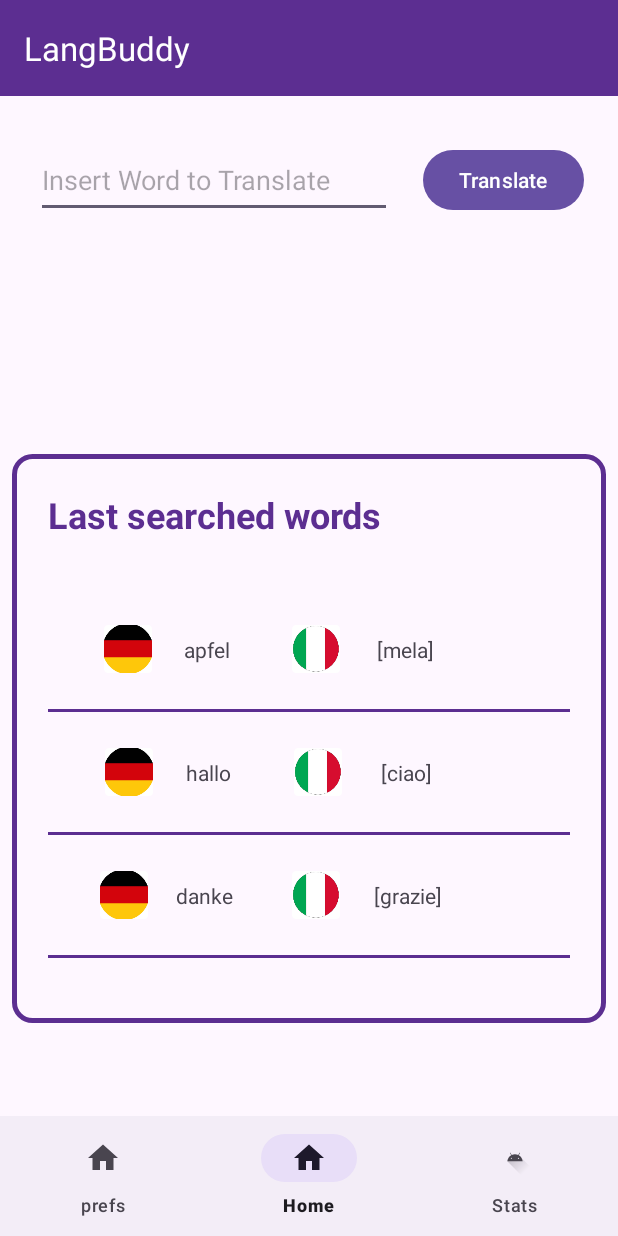
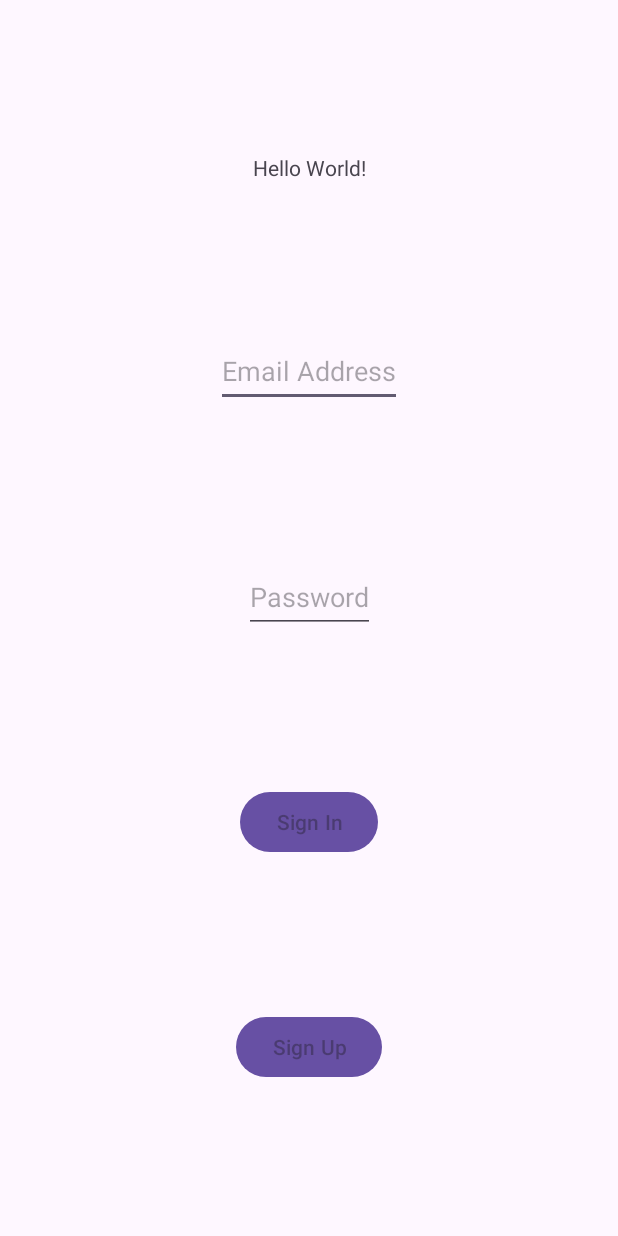
Before and after one commit to GiusCat/LangSupport, an Android app: the screen it shows after launch (MainActivity before the commit, LoginActivity after it), on a phone screen of 412 x 824 dp. Run offline under Robolectric (Android 15) with nearby library versions, the phone set to English and light mode, and no system bars; our stand-ins replace Firebase (no records; nobody signed in at launch, a user with empty details on screens opened directly), navigation-ui; libraries missing offline, so code that uses them is left out: com.google.mlkit.common, com.google.mlkit.nl; 6 statements that could not run were skipped.

Commit message:
Fixed MainActivity launch loop, class rename
MainActivity would launch itself instead of LoginActivity if the user was not logged, now fixed

```diff
--- a/app/src/main/java/org/progmob/langsupport/LoginActivity.kt
+++ b/app/src/main/java/org/progmob/langsupport/LoginActivity.kt
@@ -18,7 +18,7 @@ class LoginActivity : AppCompatActivity() {
         setContentView(binding.root)
 
         viewModel.currUser.observe(this) {
-            if(viewModel.isUserSignedIn()) {
+            if(it != null) {
                 val intent = Intent(this, MainActivity::class.java)
                 intent.addFlags(Intent.FLAG_ACTIVITY_CLEAR_TASK or Intent.FLAG_ACTIVITY_NEW_TASK)
                 startActivity(intent)
--- a/app/src/main/java/org/progmob/langsupport/MainActivity.kt
+++ b/app/src/main/java/org/progmob/langsupport/MainActivity.kt
@@ -52,7 +52,7 @@ class MainActivity : AppCompatActivity() {
     }
 
     private fun launchLoginActivity() {
-        val intent = Intent(this, MainActivity::class.java)
+        val intent = Intent(this, LoginActivity::class.java)
         intent.addFlags(Intent.FLAG_ACTIVITY_CLEAR_TASK or Intent.FLAG_ACTIVITY_NEW_TASK)
         startActivity(intent)
     }
--- a/app/src/main/java/org/progmob/langsupport/PrefActivity.kt
+++ b/app/src/main/java/org/progmob/langsupport/PrefsFragment.kt
@@ -2,7 +2,6 @@ package org.progmob.langsupport
 
 import android.content.Context
 import android.os.Bundle
-import android.util.Log
 import android.view.LayoutInflater
 import android.view.View
 import android.view.ViewGroup
@@ -10,7 +9,7 @@ import android.widget.ImageButton
 import android.widget.ListView
 import androidx.fragment.app.Fragment
 
-class PrefActivity: Fragment() {
+class PrefsFragment: Fragment() {
 
     var mycontext: Context? = null
 
@@ -20,7 +19,7 @@ class PrefActivity: Fragment() {
         savedInstanceState: Bundle?
     ): View? {
         mycontext = container?.context
-        return inflater.inflate(R.layout.activity_prefs, container, false)
+        return inflater.inflate(R.layout.fragment_prefs, container, false)
     }
 
     override fun onViewCreated(view: View, savedInstanceState: Bundle?) {
--- a/app/src/main/res/layout/activity_prefs.xml
+++ b/app/src/main/res/layout/fragment_prefs.xml
@@ -8,7 +8,7 @@
     android:layout_marginTop="@dimen/large_margin"
     android:layout_marginEnd="@dimen/small_margin"
     android:layout_marginBottom="@dimen/large_margin"
-    tools:context=".PrefActivity">
+    tools:context=".PrefsFragment">
 
     <androidx.constraintlayout.widget.ConstraintLayout
 
--- a/app/src/main/res/navigation/mobile_nav.xml
+++ b/app/src/main/res/navigation/mobile_nav.xml
@@ -30,8 +30,8 @@
     <fragment
         android:id="@+id/prefs_step"
         android:label="Prefs"
-        android:name="org.progmob.langsupport.PrefActivity"
-        tools:layout="@layout/activity_prefs">
+        android:name="org.progmob.langsupport.PrefsFragment"
+        tools:layout="@layout/fragment_prefs">
     <argument
         android:name="flowStepNumber"
         app:argType="integer"
```
